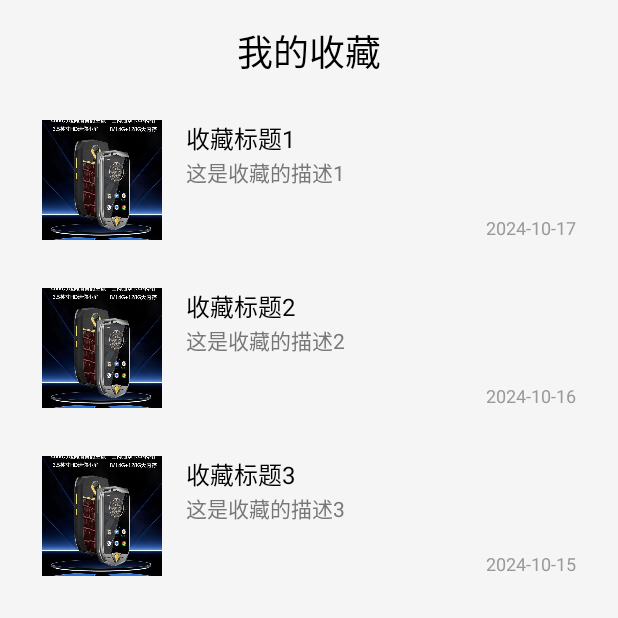
After one commit to MaX-We1l1/BUAA_Android-TradingAssistant, an Android app: the FavoriteActivity screen opened directly, with no data from a screen before it, on a phone screen of 412 x 824 dp, the top half of it. The commit adds this screen. Run offline under Robolectric (Android 15) with nearby library versions, the phone set to English and light mode, and no system bars.

Commit message:
初步完成收藏和地址部分的界面

```diff
--- a/Market/app/src/main/AndroidManifest.xml
+++ b/Market/app/src/main/AndroidManifest.xml
@@ -42,7 +42,8 @@
         <activity android:name=".square.CommodityListActivity">
         </activity>
         <activity android:name=".square.CommodityDetailActivity"/>
-
+        <activity android:name=".profile.FavoriteActivity"/>
+        <activity android:name=".profile.AddressActivity"/>
         <activity android:name=".profile.OrderActivity">
         </activity>
 
--- /dev/null
+++ b/Market/app/src/main/java/com/example/myapplication/profile/FavoriteActivity.java
@@ -0,0 +1,39 @@
+package com.example.myapplication.profile;
+
+import android.os.Bundle;
+import androidx.appcompat.app.AppCompatActivity;
+import androidx.recyclerview.widget.LinearLayoutManager;
+import androidx.recyclerview.widget.RecyclerView;
+import com.example.myapplication.R;
+import com.example.myapplication.profile.FavoriteItem;
+import com.example.myapplication.profile.FavoriteAdapter;
+
+import java.util.ArrayList;
+import java.util.List;
+
+public class FavoriteActivity extends AppCompatActivity {
+
+    private RecyclerView recyclerView;
+    private FavoriteAdapter favoriteAdapter;
+    private List<FavoriteItem> favoriteList;
+
+    @Override
+    protected void onCreate(Bundle savedInstanceState) {
+        super.onCreate(savedInstanceState);
+        setContentView(R.layout.activity_favorite); // 绑定布局文件
+
+        // 初始化 RecyclerView
+        recyclerView = findViewById(R.id.recycler_favorite);
+        recyclerView.setLayoutManager(new LinearLayoutManager(this)); // 设置布局管理器为线性布局
+
+        // 模拟数据（实际项目中，从数据库或API获取数据） TODO
+        favoriteList = new ArrayList<>();
+        favoriteList.add(new FavoriteItem(R.drawable.ic_favorite_placeholder, "收藏标题1", "这是收藏的描述1", "2024-10-17"));
+        favoriteList.add(new FavoriteItem(R.drawable.ic_favorite_placeholder, "收藏标题2", "这是收藏的描述2", "2024-10-16"));
+        favoriteList.add(new FavoriteItem(R.drawable.ic_favorite_placeholder, "收藏标题3", "这是收藏的描述3", "2024-10-15"));
+
+        // 初始化适配器并绑定数据
+        favoriteAdapter = new FavoriteAdapter(this, favoriteList);
+        recyclerView.setAdapter(favoriteAdapter); // 设置适配器
+    }
+}
--- /dev/null
+++ b/Market/app/src/main/java/com/example/myapplication/profile/FavoriteAdapter.java
@@ -0,0 +1,78 @@
+package com.example.myapplication.profile;
+
+import android.content.Context;
+import android.view.LayoutInflater;
+import android.view.View;
+import android.view.ViewGroup;
+import android.widget.ImageView;
+import android.widget.TextView;
+import androidx.annotation.NonNull;
+import androidx.recyclerview.widget.RecyclerView;
+import com.example.myapplication.R; // 确保导入正确的包
+import com.example.myapplication.profile.FavoriteItem; // 模型类
+import java.util.List;
+
+public class FavoriteAdapter extends RecyclerView.Adapter<FavoriteAdapter.FavoriteViewHolder> {
+
+    private Context context;
+    private List<FavoriteItem> favoriteList;
+
+    public FavoriteAdapter(Context context, List<FavoriteItem> favoriteList) {
+        this.context = context;
+        this.favoriteList = favoriteList;
+    }
+
+    @NonNull
+    @Override
+    public FavoriteViewHolder onCreateViewHolder(@NonNull ViewGroup parent, int viewType) {
+        View view = LayoutInflater.from(context).inflate(R.layout.item_favorite, parent, false);
+        return new FavoriteViewHolder(view);
+    }
+
+    @Override
+    public void onBindViewHolder(@NonNull FavoriteViewHolder holder, int position) {
+        // 获取当前位置的收藏项
+        FavoriteItem favoriteItem = favoriteList.get(position);
+
+        // 设置图片（可以使用图片加载库如Glide或Picasso加载网络图片）
+        holder.favoriteImage.setImageResource(favoriteItem.getImageResource());
+
+        // 设置标题
+        holder.favoriteTitle.setText(favoriteItem.getTitle());
+
+        // 设置描述
+        holder.favoriteDescription.setText(favoriteItem.getDescription());
+
+        // 设置收藏日期
+        holder.favoriteDate.setText(favoriteItem.getDate());
+
+        // 可以为每个item设置点击事件
+        holder.itemView.setOnClickListener(v -> {
+            // 根据你的需要实现点击后的逻辑，比如跳转到详情页
+            // Intent intent = new Intent(context, FavoriteDetailActivity.class);
+            // context.startActivity(intent);
+        });
+    }
+
+    @Override
+    public int getItemCount() {
+        return favoriteList.size();
+    }
+
+    // ViewHolder类
+    public static class FavoriteViewHolder extends RecyclerView.ViewHolder {
+
+        ImageView favoriteImage;
+        TextView favoriteTitle;
+        TextView favoriteDescription;
+        TextView favoriteDate;
+
+        public FavoriteViewHolder(@NonNull View itemView) {
+            super(itemView);
+            favoriteImage = itemView.findViewById(R.id.favorite_image);
+            favoriteTitle = itemView.findViewById(R.id.favorite_item_title);
+            favoriteDescription = itemView.findViewById(R.id.favorite_item_description);
+            favoriteDate = itemView.findViewById(R.id.favorite_item_date);
+        }
+    }
+}
--- /dev/null
+++ b/Market/app/src/main/java/com/example/myapplication/profile/FavoriteItem.java
@@ -0,0 +1,32 @@
+package com.example.myapplication.profile;
+
+public class FavoriteItem {
+
+    private int imageResource; // 图片资源ID
+    private String title;      // 收藏标题
+    private String description;// 收藏描述
+    private String date;       // 收藏日期
+
+    public FavoriteItem(int imageResource, String title, String description, String date) {
+        this.imageResource = imageResource;
+        this.title = title;
+        this.description = description;
+        this.date = date;
+    }
+
+    public int getImageResource() {
+        return imageResource;
+    }
+
+    public String getTitle() {
+        return title;
+    }
+
+    public String getDescription() {
+        return description;
+    }
+
+    public String getDate() {
+        return date;
+    }
+}
--- /dev/null
+++ b/Market/app/src/main/res/layout/activity_favorite.xml
@@ -0,0 +1,29 @@
+<?xml version="1.0" encoding="utf-8"?>
+<RelativeLayout xmlns:android="http://schemas.android.com/apk/res/android"
+    android:layout_width="match_parent"
+    android:layout_height="match_parent"
+    android:padding="16dp"
+    android:background="#F5F5F5">
+
+    <!-- 顶部标题栏 -->
+    <TextView
+        android:id="@+id/favorite_title"
+        android:layout_width="wrap_content"
+        android:layout_height="wrap_content"
+        android:text="我的收藏"
+        android:textSize="24sp"
+        android:textColor="#000000"
+        android:layout_centerHorizontal="true"
+        android:layout_marginBottom="16dp" />
+
+    <!-- 收藏列表 -->
+    <androidx.recyclerview.widget.RecyclerView
+        android:id="@+id/recycler_favorite"
+        android:layout_width="match_parent"
+        android:layout_height="match_parent"
+        android:layout_below="@id/favorite_title"
+        android:clipToPadding="false"
+        android:paddingBottom="8dp"
+        android:scrollbars="vertical" />
+
+</RelativeLayout>
--- /dev/null
+++ b/Market/app/src/main/res/layout/item_favorite.xml
@@ -0,0 +1,59 @@
+<?xml version="1.0" encoding="utf-8"?>
+<RelativeLayout xmlns:android="http://schemas.android.com/apk/res/android"
+    android:layout_width="match_parent"
+    android:layout_height="wrap_content"
+    android:padding="12dp"
+    android:background="?attr/selectableItemBackground"
+    android:elevation="2dp"
+    android:layout_marginBottom="8dp">
+
+    <!-- 收藏图片 -->
+    <ImageView
+        android:id="@+id/favorite_image"
+        android:layout_width="80dp"
+        android:layout_height="80dp"
+        android:src="@drawable/ic_favorite_placeholder"
+        android:scaleType="centerCrop"
+        android:layout_alignParentLeft="true"
+        android:layout_centerVertical="true"
+        />
+
+    <!-- 收藏标题 -->
+    <TextView
+        android:id="@+id/favorite_item_title"
+        android:layout_width="wrap_content"
+        android:layout_height="wrap_content"
+        android:text="收藏标题"
+        android:textSize="16sp"
+        android:textColor="#000000"
+        android:layout_toRightOf="@id/favorite_image"
+        android:layout_marginLeft="16dp"
+        android:layout_alignParentTop="true"
+        android:maxLines="1"
+        android:ellipsize="end" />
+
+    <!-- 收藏描述 -->
+    <TextView
+        android:id="@+id/favorite_item_description"
+        android:layout_width="wrap_content"
+        android:layout_height="wrap_content"
+        android:text="收藏描述"
+        android:textSize="14sp"
+        android:textColor="#777777"
+        android:layout_toRightOf="@id/favorite_image"
+        android:layout_marginLeft="16dp"
+        android:layout_below="@id/favorite_item_title"
+        android:maxLines="2"
+        android:ellipsize="end" />
+
+    <!-- 收藏日期 -->
+    <TextView
+        android:id="@+id/favorite_item_date"
+        android:layout_width="wrap_content"
+        android:layout_height="wrap_content"
+        android:text="收藏日期"
+        android:textSize="12sp"
+        android:textColor="#999999"
+        android:layout_alignParentRight="true"
+        android:layout_alignBottom="@id/favorite_image" />
+</RelativeLayout>
```
Also changed, not shown: Market/app/src/main/java/com/example/myapplication/profile/Address.java (added, +59 -0 lines), Market/app/src/main/java/com/example/myapplication/profile/AddressActivity.java (added, +42 -0 lines), Market/app/src/main/java/com/example/myapplication/profile/AddressAdapter.java (added, +62 -0 lines), Market/app/src/main/java/com/example/myapplication/profile/ProfileActivity.java (+14 -1 lines), Market/app/src/main/res/layout/activity_address.xml (added, +24 -0 lines), Market/app/src/main/res/layout/activity_profile.xml (+12 -7 lines), Market/app/src/main/res/layout/item_address.xml (added, +53 -0 lines), Market/app/src/main/res/drawable/ic_delete.png (added), Market/app/src/main/res/drawable/ic_favorite_placeholder.jpg (added).
